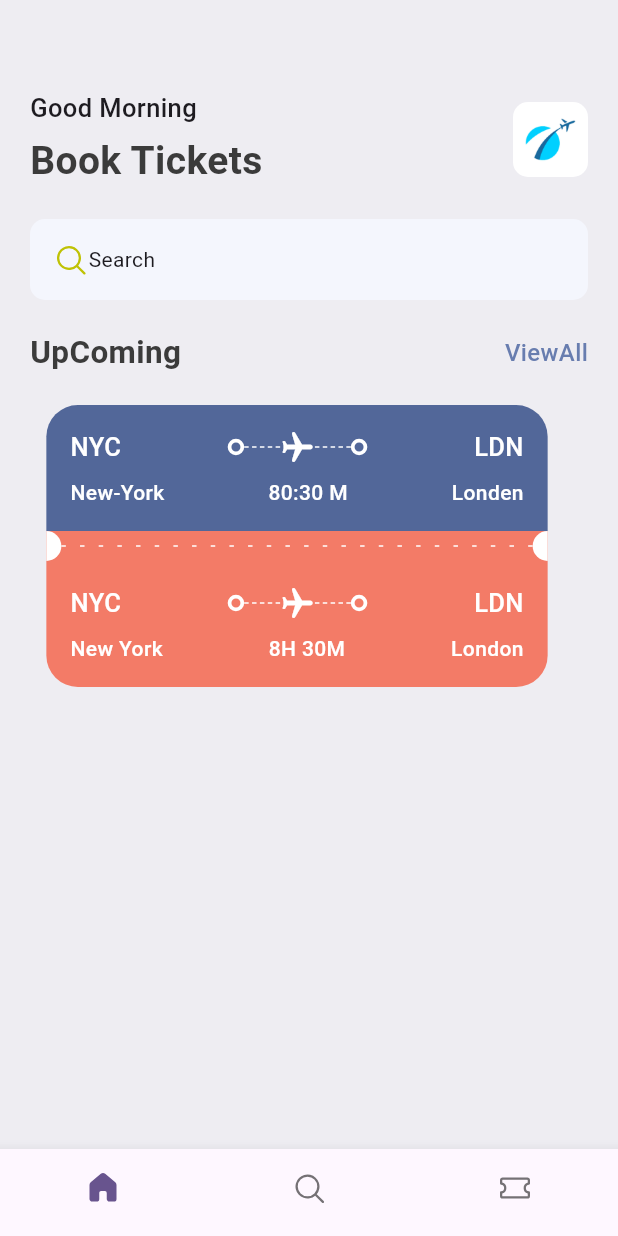
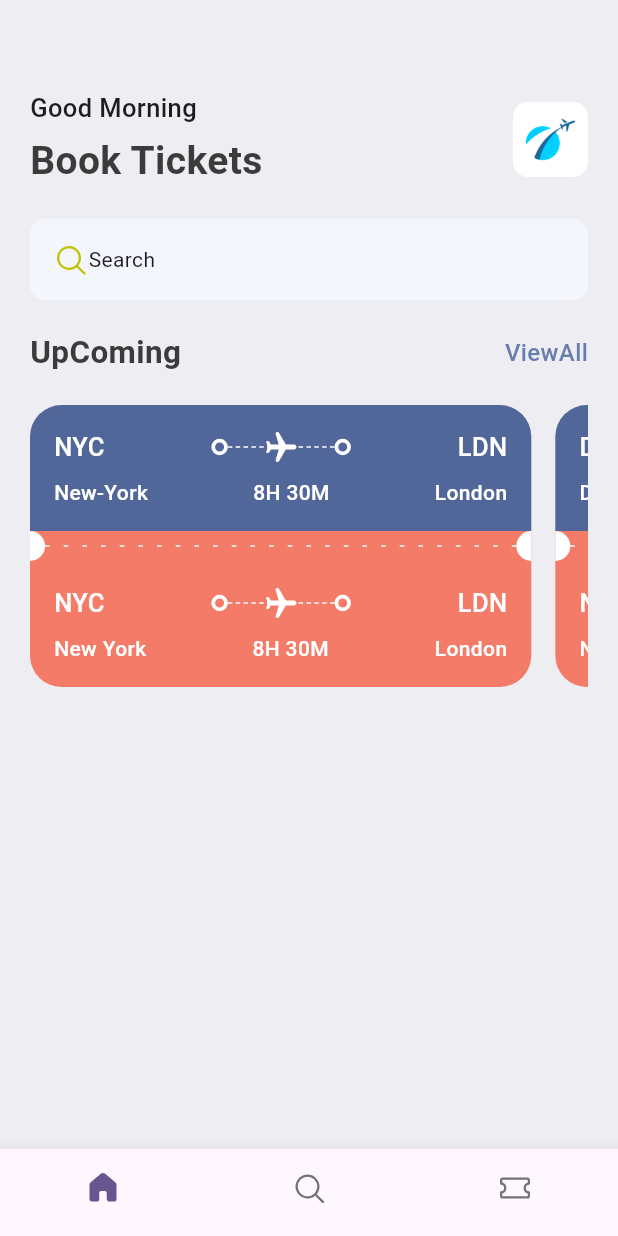
Before and after one commit to habibagamal23/flutter_ticket_basic_app, a Flutter app: the screen it shows after launch, on a phone screen of 412 x 824 dp. Run offline on Flutter 3.47's test engine with Material 3 defaults, Android fonts, the phone set to English and light mode, and no system bars; our stand-ins replace fluentui_icons.

Commit message:
create scroll ticket in home

```diff
--- /dev/null
+++ b/lib/data/all_json.dart
@@ -0,0 +1,86 @@
+List<Map<String, dynamic>> ticketList = [
+  {
+    'from': {
+      'code':"NYC",
+      'name':"New-York"
+    },
+    'to': {
+      'code':"LDN",
+      'name':"London"
+    },
+    'flying_time': '8H 30M',
+    'date': "1 MAY",
+    'departure_time':"08:00 AM",
+    "number":23
+  },
+  {
+    'from': {
+      'code':"DK",
+      'name':"Dhaka"
+    },
+    'to': {
+      'code':"SH",
+      'name':"Shanghai"
+    },
+    'flying_time': '4H 20M',
+    'date': "10 MAY",
+    'departure_time':"09:00 AM",
+    "number":45
+  },
+  {
+    'from': {
+      'code':"DK",
+      'name':"Dhaka"
+    },
+    'to': {
+      'code':"GZ",
+      'name':"Guangzhou"
+    },
+    'flying_time': '4H 20M',
+    'date': "12 MAY",
+    'departure_time':"11:00 AM",
+    "number":55
+  },
+  {
+    'from': {
+      'code':"NYC",
+      'name':"New-York"
+    },
+    'to': {
+      'code':"BJ",
+      'name':"Beijing"
+    },
+    'flying_time': '9H 35M',
+    'date': "11 MAY",
+    'departure_time':"10:00 AM",
+    "number":53
+  },
+  {
+    'from': {
+      'code':"DK",
+      'name':"Dhaka"
+    },
+    'to': {
+      'code':"SH",
+      'name':"Shanghai"
+    },
+    'flying_time': '4H 20M',
+    'date': "10 MAY",
+    'departure_time':"09:00 AM",
+    "number":45
+  },
+  {
+    'from': {
+      'code':"Ch",
+      'name':"Chongdu"
+    },
+    'to': {
+      'code':"GZ",
+      'name':"Guangzhou"
+    },
+    'flying_time': '2H 20M',
+    'date': "2 MAY",
+    'departure_time':"11:00 AM",
+    "number":50
+  },
+];
--- a/lib/presention/Home/screens/all_tickets.dart
+++ b/lib/presention/Home/screens/all_tickets.dart
@@ -0,0 +1,15 @@
+
+
+
+import 'package:flutter/material.dart';
+
+class AllTickets extends StatelessWidget {
+  const AllTickets({super.key});
+
+  @override
+  Widget build(BuildContext context) {
+    return Scaffold(
+      appBar: AppBar(title: Text("All Tickets"),),
+    );
+  }
+}
--- a/lib/presention/Home/screens/home_screen.dart
+++ b/lib/presention/Home/screens/home_screen.dart
@@ -1,6 +1,7 @@
 import 'package:flutter/material.dart';
 import 'package:ticket_app/consatnt/app_style.dart';
 
+import '../../../data/all_json.dart';
 import '../../widget/double_text.dart';
 import '../../widget/ticket_view/ticket_view.dart';
 import '../home_widget/greeting_section.dart';
@@ -11,6 +12,8 @@ class HomeScreen extends StatelessWidget {
 
   @override
   Widget build(BuildContext context) {
+
+
     return Scaffold(
       backgroundColor: AppStyle.bgColor,
       body: ListView(
@@ -26,8 +29,20 @@ class HomeScreen extends StatelessWidget {
                 DoubleText(firstText: "UpComing", secText: "ViewAll",)
                 ,
                 const  SizedBox(height: 20),
-               const TicketView()
-              ]))
+                SingleChildScrollView(
+                  scrollDirection: Axis.horizontal,
+                    child: Row(
+                  children:
+                   ticketList.take(2).map(
+                           (singleticket)=>TicketView(ticket: singleticket)
+
+
+                ).toList()
+                    ),
+                )
+              ]
+                )
+          )
         ],
       ),
     );
--- a/lib/presention/widget/ticket_view/ticket_view.dart
+++ b/lib/presention/widget/ticket_view/ticket_view.dart
@@ -7,7 +7,8 @@ import 'container_with_line.dart';
 import 'ticket_orange.dart';
 
 class TicketView extends StatelessWidget {
-  const TicketView({super.key});
+  final Map<String , dynamic> ticket ;
+  const TicketView({super.key , required this.ticket});
 
   @override
   Widget build(BuildContext context) {
@@ -28,9 +29,11 @@ class TicketView extends StatelessWidget {
                 topRight: Radius.circular(21),
               ),
             ),
-            child: const TicketBlue(firstCountryLetter: 'NYC',
-              firstCountryName: 'New-York', distance: '80:30 M',
-              secCountryLetter: 'LDN', secCountryName: 'Londen',),
+            child:  TicketBlue(firstCountryLetter: ticket["from"]["code"],
+              firstCountryName: ticket["from"]["name"],
+              distance:  ticket['flying_time'],
+              secCountryLetter: ticket["to"]["code"],
+              secCountryName: ticket["to"]["name"],),
           ),
 
           // Container with Line Part
```
